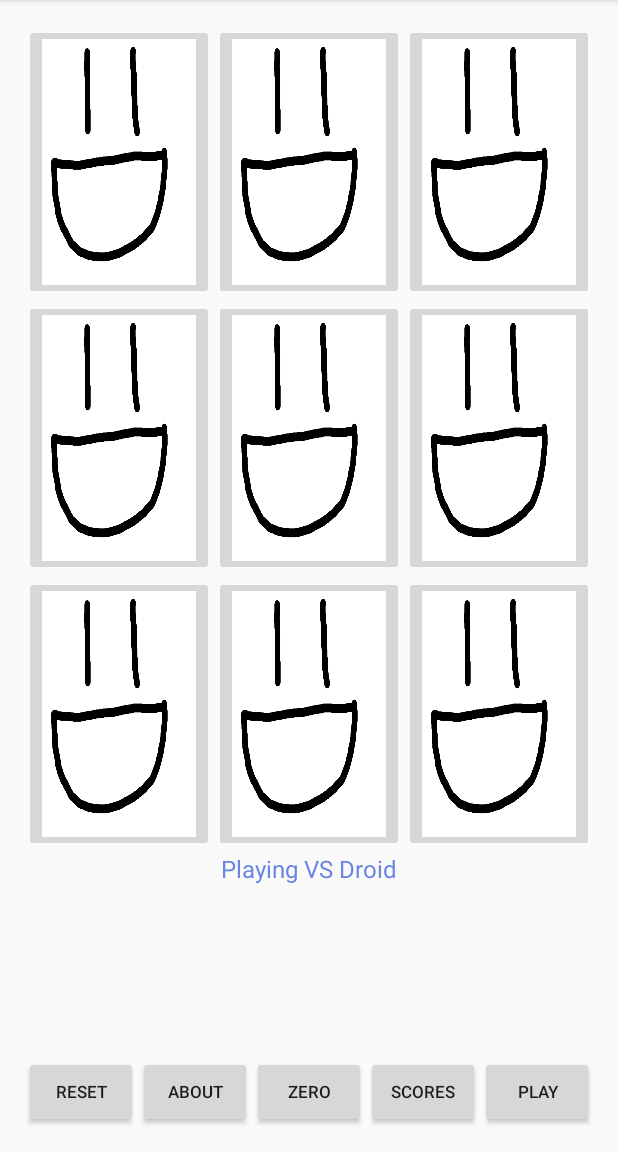
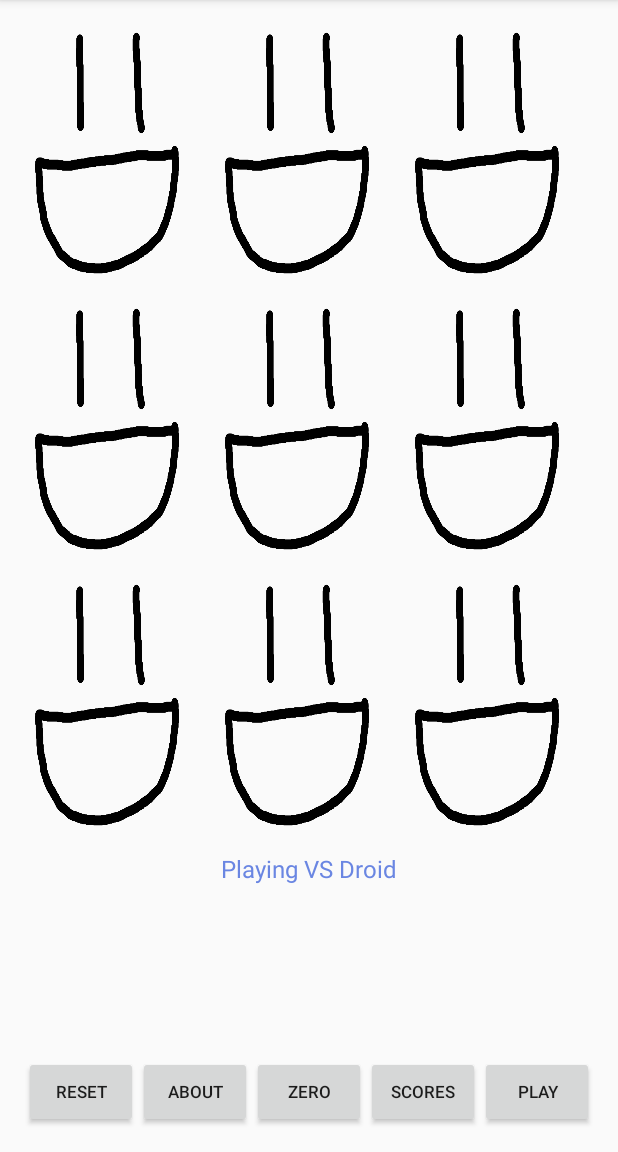
Before and after one commit to evang9410/TTTDenysEvan, an Android app: the screen it shows after launch (MainActivity), on a phone screen of 412 x 824 dp, the part 84-1236 px from its top. Run offline under Robolectric (Android 15) with nearby library versions, the phone set to English and light mode, and no system bars.

Commit message:
added transparency on tiles added french localization added about text added about credits added about image added icon in drawable

```diff
--- a/app/src/main/AndroidManifest.xml
+++ b/app/src/main/AndroidManifest.xml
@@ -4,7 +4,7 @@
 
     <application
         android:allowBackup="true"
-        android:icon="@mipmap/ic_launcher"
+        android:icon="@drawable/icon"
         android:label="@string/app_name"
         android:supportsRtl="true"
         android:theme="@style/AppTheme">
--- a/app/src/main/res/layout-land/activity_main.xml
+++ b/app/src/main/res/layout-land/activity_main.xml
@@ -31,7 +31,8 @@
                 android:adjustViewBounds="true"
                 android:scaleType="fitXY"
                 android:tag="1"
-                android:src="@drawable/tile"/>
+                android:src="@drawable/tile"
+                android:background="@color/transparent"/>
 
             <ImageButton
                 android:layout_width="0dp"
@@ -42,7 +43,8 @@
                 android:adjustViewBounds="true"
                 android:scaleType="fitXY"
                 android:tag="2"
-                android:src="@drawable/tile"/>
+                android:src="@drawable/tile"
+                android:background="@color/transparent"/>
 
             <ImageButton
                 android:layout_width="0dp"
@@ -53,7 +55,8 @@
                 android:adjustViewBounds="true"
                 android:scaleType="fitXY"
                 android:tag="3"
-                android:src="@drawable/tile"/>
+                android:src="@drawable/tile"
+                android:background="@color/transparent"/>
         </LinearLayout>
 
         <LinearLayout
@@ -71,7 +74,8 @@
                 android:adjustViewBounds="true"
                 android:scaleType="fitXY"
                 android:tag="4"
-                android:src="@drawable/tile"/>
+                android:src="@drawable/tile"
+                android:background="@color/transparent"/>
 
             <ImageButton
                 android:layout_width="0dp"
@@ -82,7 +86,8 @@
                 android:adjustViewBounds="true"
                 android:scaleType="fitXY"
                 android:tag="5"
-                android:src="@drawable/tile"/>
+                android:src="@drawable/tile"
+                android:background="@color/transparent"/>
 
             <ImageButton
                 android:layout_width="0dp"
@@ -93,7 +98,8 @@
                 android:adjustViewBounds="true"
                 android:scaleType="fitXY"
                 android:tag="6"
-                android:src="@drawable/tile"/>
+                android:src="@drawable/tile"
+                android:background="@color/transparent"/>
         </LinearLayout>
 
         <LinearLayout
@@ -111,7 +117,8 @@
                 android:adjustViewBounds="true"
                 android:scaleType="fitXY"
                 android:tag="7"
-                android:src="@drawable/tile"/>
+                android:src="@drawable/tile"
+                android:background="@color/transparent"/>
 
             <ImageButton
                 android:layout_width="0dp"
@@ -122,7 +129,8 @@
                 android:adjustViewBounds="true"
                 android:scaleType="fitXY"
                 android:tag="8"
-                android:src="@drawable/tile"/>
+                android:src="@drawable/tile"
+                android:background="@color/transparent"/>
 
             <ImageButton
                 android:layout_width="0dp"
@@ -133,7 +141,8 @@
                 android:adjustViewBounds="true"
                 android:scaleType="fitXY"
                 android:tag="9"
-                android:src="@drawable/tile"/>
+                android:src="@drawable/tile"
+                android:background="@color/transparent"/>
         </LinearLayout>
     </LinearLayout>
 <LinearLayout
--- a/app/src/main/res/layout/activity_main.xml
+++ b/app/src/main/res/layout/activity_main.xml
@@ -31,7 +31,8 @@
                 android:adjustViewBounds="true"
                 android:scaleType="fitXY"
                 android:tag="1"
-                android:src="@drawable/tile"/>
+                android:src="@drawable/tile"
+                android:background="@color/transparent"/>
 
             <ImageButton
                 android:layout_width="0dp"
@@ -42,7 +43,8 @@
                 android:adjustViewBounds="true"
                 android:scaleType="fitXY"
                 android:tag="2"
-                android:src="@drawable/tile"/>
+                android:src="@drawable/tile"
+                android:background="@color/transparent"/>
 
             <ImageButton
                 android:layout_width="0dp"
@@ -53,7 +55,8 @@
                 android:adjustViewBounds="true"
                 android:scaleType="fitXY"
                 android:tag="3"
-                android:src="@drawable/tile"/>
+                android:src="@drawable/tile"
+                android:background="@color/transparent"/>
         </LinearLayout>
 
         <LinearLayout
@@ -71,7 +74,8 @@
                 android:adjustViewBounds="true"
                 android:scaleType="fitXY"
                 android:tag="4"
-                android:src="@drawable/tile"/>
+                android:src="@drawable/tile"
+                android:background="@color/transparent"/>
 
             <ImageButton
                 android:layout_width="0dp"
@@ -82,7 +86,8 @@
                 android:adjustViewBounds="true"
                 android:scaleType="fitXY"
                 android:tag="5"
-                android:src="@drawable/tile"/>
+                android:src="@drawable/tile"
+                android:background="@color/transparent"/>
 
             <ImageButton
                 android:layout_width="0dp"
@@ -93,14 +98,16 @@
                 android:adjustViewBounds="true"
                 android:scaleType="fitXY"
                 android:tag="6"
-                android:src="@drawable/tile"/>
+                android:src="@drawable/tile"
+                android:background="@color/transparent"/>
         </LinearLayout>
 
         <LinearLayout
             android:orientation="horizontal"
             android:layout_width="match_parent"
             android:layout_height="wrap_content"
-            android:layout_weight="1">
+            android:layout_weight="1"
+            android:background="@color/transparent">
 
             <ImageButton
                 android:layout_width="0dp"
@@ -111,7 +118,8 @@
                 android:adjustViewBounds="true"
                 android:scaleType="fitXY"
                 android:tag="7"
-                android:src="@drawable/tile"/>
+                android:src="@drawable/tile"
+                android:background="@color/transparent"/>
 
             <ImageButton
                 android:layout_width="0dp"
@@ -122,7 +130,8 @@
                 android:adjustViewBounds="true"
                 android:scaleType="fitXY"
                 android:tag="8"
-                android:src="@drawable/tile"/>
+                android:src="@drawable/tile"
+                android:background="@color/transparent"/>
 
             <ImageButton
                 android:layout_width="0dp"
@@ -133,7 +142,8 @@
                 android:adjustViewBounds="true"
                 android:scaleType="fitXY"
                 android:tag="9"
-                android:src="@drawable/tile"/>
+                android:src="@drawable/tile"
+                android:background="@color/transparent"/>
         </LinearLayout>
     </LinearLayout>
 <LinearLayout
--- a/app/src/main/res/values/colors.xml
+++ b/app/src/main/res/values/colors.xml
@@ -4,4 +4,5 @@
     <color name="colorPrimaryDark">#303F9F</color>
     <color name="colorAccent">#FF4081</color>
     <color name="playing_tv">#6A86E2</color>
+    <color name="transparent">#00000000</color>
 </resources>
--- a/app/src/main/res/values/strings.xml
+++ b/app/src/main/res/values/strings.xml
@@ -24,5 +24,8 @@
     <string name="droid_wins_toast">Droid Wins!</string>
 
     <!-- About -->
-    <string name="about_text">This is the about screen add info about the game and yourselves if you please.</string>
+    <string name="about_text"><b>Tic Tac Toe</b> a game of true wit, where players place either an X or an
+    O in 3 consecutive spaces to score a point and win the game! Play as much as you like, scores are
+    stored in the Scores section of this app. Don\'t forget, this is just a game and remember to have fun!</string>
+    <string name="about_authors"> Written by:\nEvan Glicakis\nDenys Melyukhov</string>
 </resources>
```
Also changed, not shown: app/src/main/res/layout/activity_about.xml (+28 -6 lines), app/src/main/res/drawable/tile.png, 4 other files.
